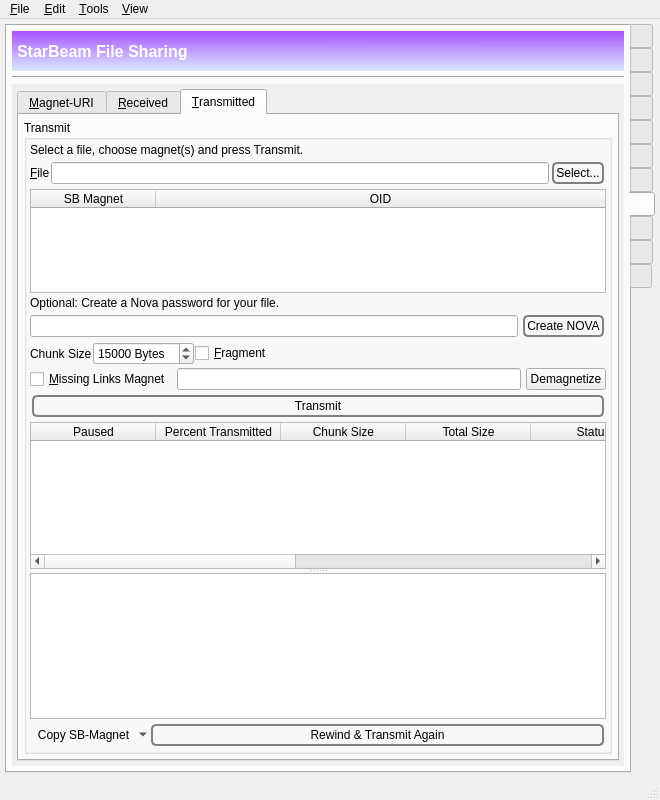
Old version of the form branches/trunk/GoldBug-UI/spot-on-controlcenter.ui in the repository textbrowser/spot-on.
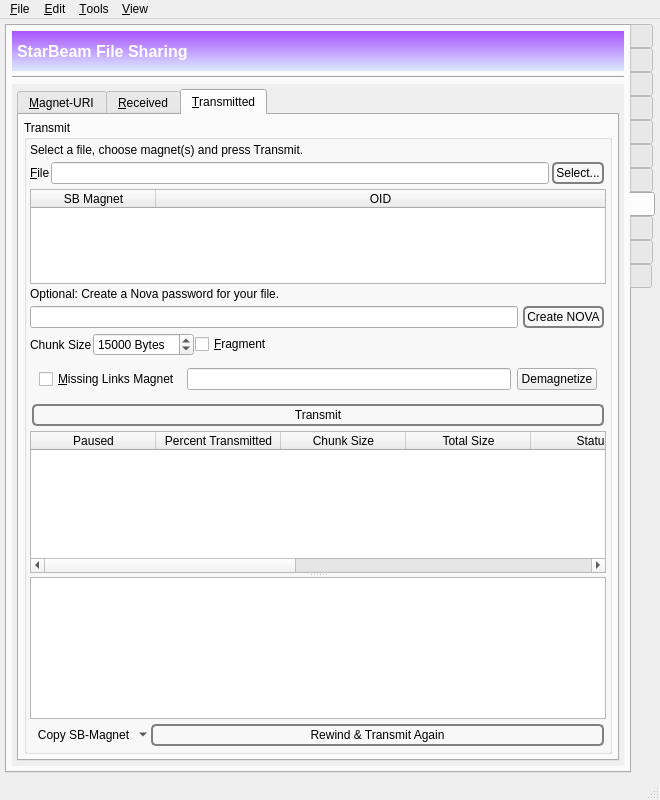
New version of the form. The open tabs and pages were chosen to show the change. Icons and pictures are not drawn. Custom widgets are drawn as their Qt base class.

Commit message: Deprecate Missing Links.

```diff
--- a/branches/trunk/GoldBug-UI/spot-on-controlcenter.ui
+++ b/branches/trunk/GoldBug-UI/spot-on-controlcenter.ui
@@ -8721,10 +8721,8 @@
                     </layout>
                    </item>
                    <item>
-                    <layout class="QHBoxLayout" name="horizontalLayout_74">
-                     <property name="spacing">
-                      <number>5</number>
-                     </property>
+                    <widget class="QFrame" name="missing_links_frame">
+                     <layout class="QHBoxLayout" name="horizontalLayout_14">
                      <item>
                       <widget class="QCheckBox" name="missingLinksCheckBox">
                        <property name="sizePolicy">
@@ -8752,6 +8750,7 @@
                       </widget>
                      </item>
                     </layout>
+                    </widget>
                    </item>
                    <item>
                     <widget class="QPushButton" name="transmit">
```
Left out of the diff: 10 changed lines with no effect on the pictures. Lines whose indentation alone changed are shown as unchanged. The commit also changes 3 other files.
